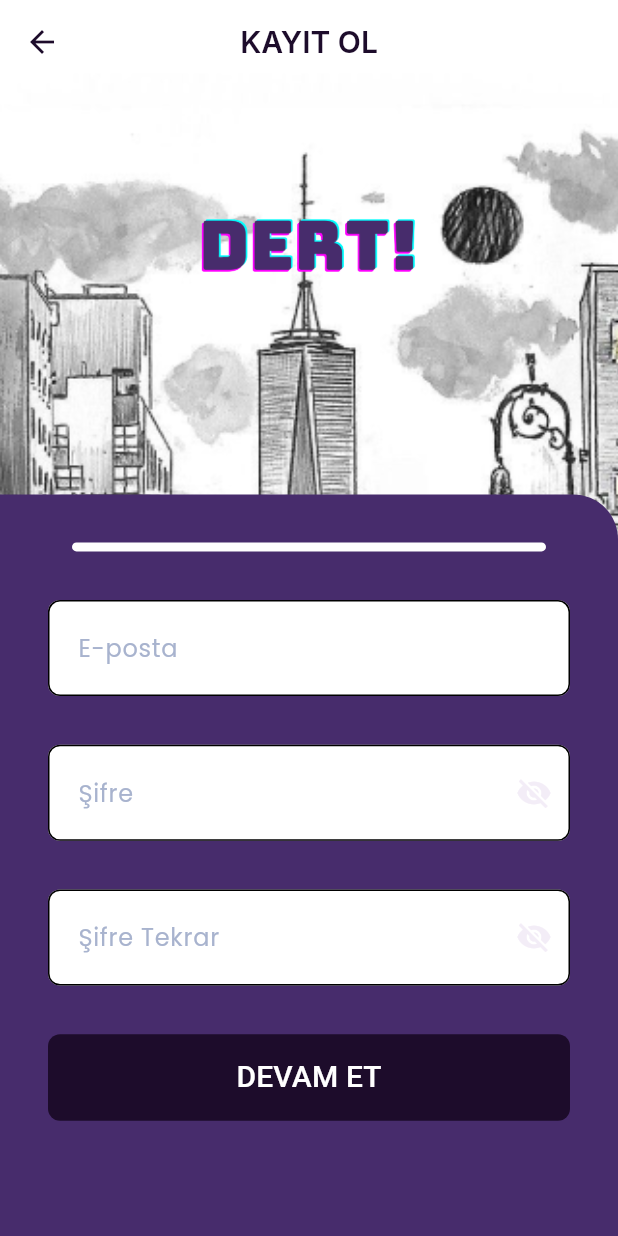
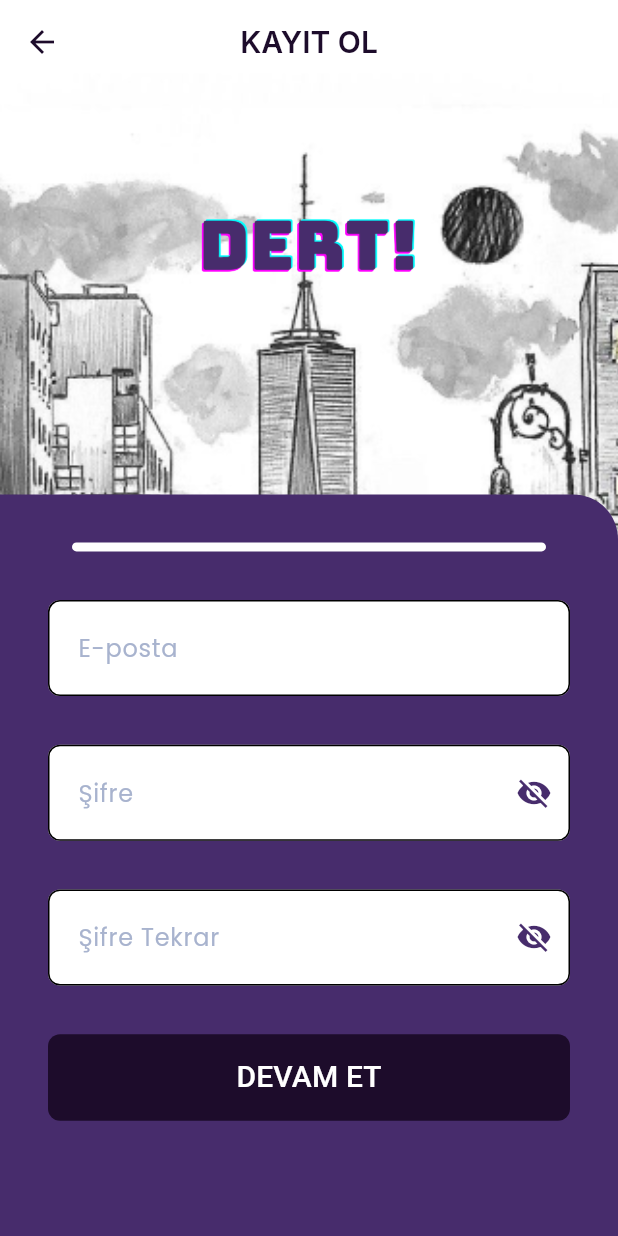
Before and after one commit to dumansl/dert, a Flutter app: the RegisterScreen screen opened directly, swiped to page 2, on a phone screen of 412 x 824 dp. Run offline on Flutter 3.47's test engine with Material 3 defaults, Android fonts, the phone set to English and light mode, and no system bars; drawn by our look-alikes of auto_size_text; our stand-ins replace cloud_firestore, firebase_auth, firebase_core, firebase_messaging, firebase_storage, google_fonts and 3 more; accounts and stored records are empty; generated files the repository leaves out were written again.

Commit message:
Updated Register Screen

```diff
--- a/lib/screens/login_screens/register/widgets/email_password_content.dart
+++ b/lib/screens/login_screens/register/widgets/email_password_content.dart
@@ -72,7 +72,7 @@ class _EmailPasswordContentState extends State<EmailPasswordContent> {
                           _showPassword
                               ? Icons.visibility
                               : Icons.visibility_off,
-                          color: Theme.of(context).colorScheme.surfaceContainer,
+                          color: DertColor.button.purple,
                         ),
                         onPressed: () {
                           setState(() {
@@ -103,7 +103,7 @@ class _EmailPasswordContentState extends State<EmailPasswordContent> {
                           _showConfirmPassword
                               ? Icons.visibility
                               : Icons.visibility_off,
-                          color: Theme.of(context).colorScheme.surfaceContainer,
+                          color: DertColor.button.purple,
                         ),
                         onPressed: () {
                           setState(() {
--- a/lib/screens/login_screens/widgets/custom_button.dart
+++ b/lib/screens/login_screens/widgets/custom_button.dart
@@ -4,8 +4,13 @@ import 'package:flutter/material.dart';
 class CustomLoginButton extends StatelessWidget {
   final VoidCallback onPressed;
   final String text;
-  const CustomLoginButton(
-      {super.key, required this.onPressed, required this.text});
+  final bool isLoading;
+  const CustomLoginButton({
+    super.key,
+    required this.onPressed,
+    required this.text,
+    this.isLoading = false,
+  });
 
   @override
   Widget build(BuildContext context) {
@@ -20,10 +25,14 @@ class CustomLoginButton extends StatelessWidget {
             ScreenUtil.getWidth(context), ScreenUtil.getHeight(context) * 0.07),
       ),
       onPressed: onPressed,
-      child: Text(
-        text,
-        style: DertTextStyle.roboto.t20w500white,
-      ),
+      child: isLoading
+          ? const Center(
+              child: CircularProgressIndicator(),
+            )
+          : Text(
+              text,
+              style: DertTextStyle.roboto.t20w500white,
+            ),
     );
   }
 }
```
Also changed, not shown: lib/screens/login_screens/register/register_content.dart (+19 -10 lines), lib/screens/login_screens/register/register_content_desktop.dart (+38 -9 lines), lib/screens/login_screens/register/widgets/profile_content.dart (+32 -12 lines).
